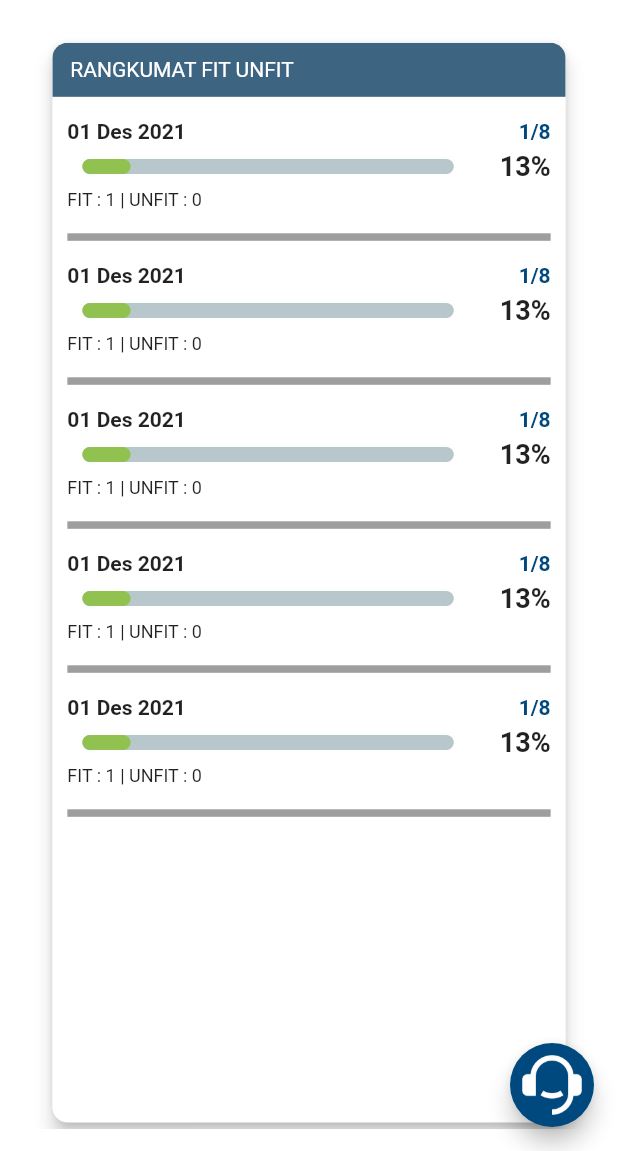
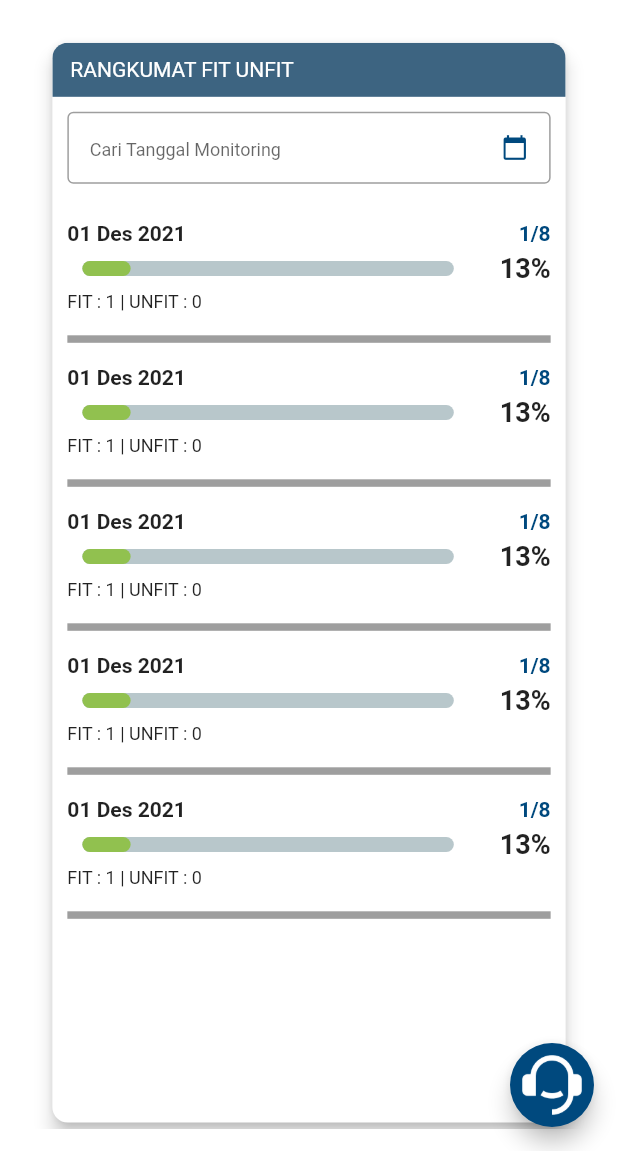
Before and after one commit to uzixCode/par-mobile, a Flutter app: the MonitoringSUOPage screen opened directly, on a phone screen of 412 x 824 dp, the part 85-1236 px from its top. Run offline on Flutter 3.47's test engine with Material 2 defaults, Android fonts, the phone set to English and light mode, and no system bars; drawn by our look-alikes of percent_indicator; our stand-ins replace dio, fluttertoast, get.

Commit message:
added dcu section monitoring

```diff
--- a/lib/views/suo/monitoring/components/summary_fit_dcu_section.dart
+++ b/lib/views/suo/monitoring/components/summary_fit_dcu_section.dart
@@ -1,19 +1,51 @@
 import 'package:flutter/material.dart';
 import 'package:get/get.dart';
+import 'package:intl/intl.dart';
 import 'package:par_mobile/constants/all_color.dart';
 import 'package:par_mobile/widgets/basecard.dart';
 import 'package:percent_indicator/linear_percent_indicator.dart';
 
-class SummaryFitDCUSection extends StatelessWidget {
+class SummaryFitDCUSection extends StatefulWidget {
   const SummaryFitDCUSection({Key? key}) : super(key: key);
 
+  @override
+  State<SummaryFitDCUSection> createState() => _SummaryFitDCUSectionState();
+}
+
+class _SummaryFitDCUSectionState extends State<SummaryFitDCUSection> {
   @override
   Widget build(BuildContext context) {
     return BaseCard(
       label: "RANGKUMAT FIT UNFIT",
       child: Expanded(
         child: Padding(
-          padding: const EdgeInsets.fromLTRB(10, 0, 10, 10),
+          padding: const EdgeInsets.fromLTRB(10, 10, 10, 10),
+          child: Column(
+            children: [
+              TextFormField(
+                onTap: () {
+                  setState(() async {
+                    await showDatePicker(
+                        context: context,
+                        initialDate: DateTime.now(),
+                        firstDate: DateTime(2000),
+                        lastDate: DateTime(2050));
+                  });
+                },
+                decoration: InputDecoration(
+                  isDense: true,
+                  hintText: "Cari Tanggal Monitoring",
+                  hintStyle: TextStyle(fontSize: 12),
+                  suffixIcon: Icon(
+                    Icons.calendar_today,
+                    color: allColor.primary,
+                  ),
+                ),
+              ),
+              SizedBox(
+                height: 10,
+              ),
+              Expanded(
                 child: ListView.builder(
                     itemCount: 5,
                     itemBuilder: (context, index) {
@@ -88,6 +120,9 @@ class SummaryFitDCUSection extends StatelessWidget {
                       );
                     }),
               ),
+            ],
+          ),
+        ),
       ),
     );
   }
```
Lines whose indentation alone changed are shown as unchanged.
